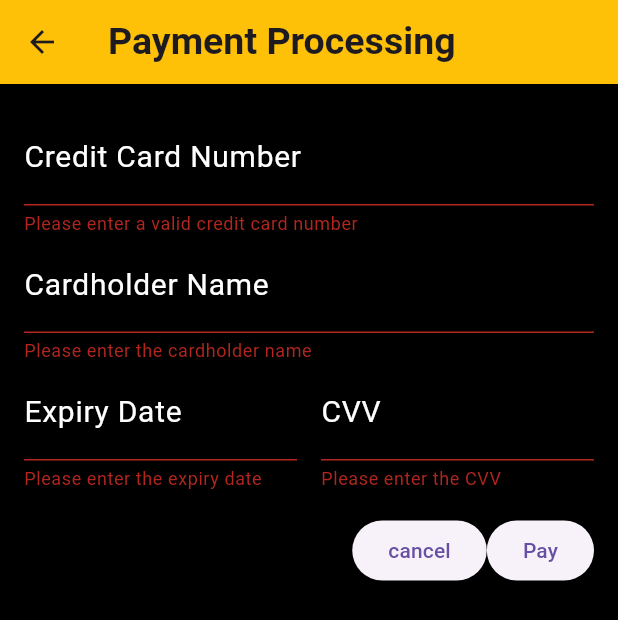
After one commit to m7mdtam/DataBaseProjectt, a Flutter app: the PaymentForm screen opened directly, after a tap on "cancel", on a phone screen of 412 x 824 dp. The commit adds this screen. Shown: the top 620 px of the screen. Run offline on Flutter 3.47's test engine with Material 3 defaults, Android fonts, the phone set to English and light mode, and no system bars.

Commit message:
finish at all with payment procces

```diff
--- /dev/null
+++ b/databaseprojectt/lib/payment_info.dart
@@ -0,0 +1,185 @@
+import 'package:flutter/material.dart';
+
+class PaymentForm extends StatefulWidget {
+  @override
+  _PaymentFormState createState() => _PaymentFormState();
+}
+
+class _PaymentFormState extends State<PaymentForm> {
+  final _formKey = GlobalKey<FormState>();
+
+  late String _cardNumber;
+  late String _cardName;
+  late String _expiryDate;
+  late String _cvv;
+  void _saveinfo(BuildContext context, int index) {
+    showDialog(
+      context: context,
+      builder: (BuildContext context) {
+        return AlertDialog(
+          title: Text(
+            'Confirm save',
+            style: TextStyle(fontSize: 30),
+          ),
+          content: Text(
+            'Are you sure you want to save your credit card?!',
+            style: TextStyle(fontSize: 20),
+          ),
+          actions: [
+            OutlinedButton(
+              onPressed: () {
+                Navigator.of(context).pop();
+              },
+              child: Text(
+                'No',
+                style: TextStyle(
+                    fontSize: 22,
+                    color: Colors.black,
+                    fontWeight: FontWeight.bold),
+              ),
+            ),
+            OutlinedButton(
+              onPressed: () {
+                setState(() {});
+                Navigator.of(context).pop();
+              },
+              child: Text(
+                'Yes',
+                style: TextStyle(
+                    fontSize: 22,
+                    color: Colors.red,
+                    fontWeight: FontWeight.bold),
+              ),
+            ),
+          ],
+        );
+      },
+    );
+  }
+
+  @override
+  Widget build(BuildContext context) {
+    return Scaffold(
+      backgroundColor: Colors.black,
+      appBar: AppBar(
+        backgroundColor: Colors.amber,
+        title: Text(
+          'Payment Processing',
+          style: TextStyle(fontWeight: FontWeight.bold, fontSize: 25),
+        ),
+      ),
+      body: Padding(
+        padding: EdgeInsets.all(16.0),
+        child: Form(
+          key: _formKey,
+          child: Column(
+            children: [
+              TextFormField(
+                style: TextStyle(fontSize: 20, color: Colors.white),
+                decoration: InputDecoration(
+                  labelText: 'Credit Card Number',
+                  labelStyle: TextStyle(fontSize: 20, color: Colors.white),
+                ),
+                validator: (value) {
+                  if (value!.isEmpty) {
+                    return 'Please enter a valid credit card number';
+                  }
+                  return null;
+                },
+                onSaved: (value) {
+                  _cardNumber = value!;
+                },
+              ),
+              TextFormField(
+                style: TextStyle(fontSize: 20, color: Colors.white),
+                decoration: InputDecoration(
+                  labelText: 'Cardholder Name',
+                  labelStyle: TextStyle(fontSize: 20, color: Colors.white),
+                ),
+                validator: (value) {
+                  if (value!.isEmpty) {
+                    return 'Please enter the cardholder name';
+                  }
+                  return null;
+                },
+                onSaved: (value) {
+                  _cardName = value!;
+                },
+              ),
+              Row(
+                children: [
+                  Expanded(
+                    child: TextFormField(
+                      style: TextStyle(fontSize: 20, color: Colors.white),
+                      decoration: InputDecoration(
+                          labelText: 'Expiry Date',
+                          labelStyle:
+                              TextStyle(fontSize: 20, color: Colors.white),
+                          hintText: "mm/yy"),
+                      validator: (value) {
+                        if (value!.isEmpty) {
+                          return 'Please enter the expiry date';
+                        }
+                        return null;
+                      },
+                      onSaved: (value) {
+                        _expiryDate = value!;
+                      },
+                    ),
+                  ),
+                  SizedBox(width: 16.0),
+                  Expanded(
+                    child: TextFormField(
+                      style: TextStyle(fontSize: 20, color: Colors.white),
+                      decoration: InputDecoration(
+                        labelText: 'CVV',
+                        labelStyle:
+                            TextStyle(fontSize: 20, color: Colors.white),
+                      ),
+                      validator: (value) {
+                        if (value!.isEmpty) {
+                          return 'Please enter the CVV';
+                        }
+                        return null;
+                      },
+                      onSaved: (value) {
+                        _cvv = value!;
+                      },
+                    ),
+                  ),
+                ],
+              ),
+              SizedBox(height: 16),
+              Row(
+                mainAxisAlignment: MainAxisAlignment.end,
+                children: [
+                  ElevatedButton(
+                    onPressed: () {
+                      if (_formKey.currentState!.validate()) {
+                        _formKey.currentState!.save();
+                        // Perform payment processing logic here
+                        // You can use the values stored in _cardNumber, _cardName, _expiryDate, and _cvv variables
+                      }
+                    },
+                    child: Text('cancel'),
+                  ),
+                  ElevatedButton(
+                    onPressed: () {
+                      if (_formKey.currentState!.validate()) {
+                        _formKey.currentState!.save();
+                        _saveinfo(context, 1);
+                        // Perform payment processing logic here
+                        // You can use the values stored in _cardNumber, _cardName, _expiryDate, and _cvv variables
+                      }
+                    },
+                    child: Text('Pay'),
+                  ),
+                ],
+              ),
+            ],
+          ),
+        ),
+      ),
+    );
+  }
+}
```
Also changed, not shown: databaseprojectt/lib/managing_tickets.dart (+6 -6 lines), databaseprojectt/lib/seats_info.dart (+7 -1 lines).
